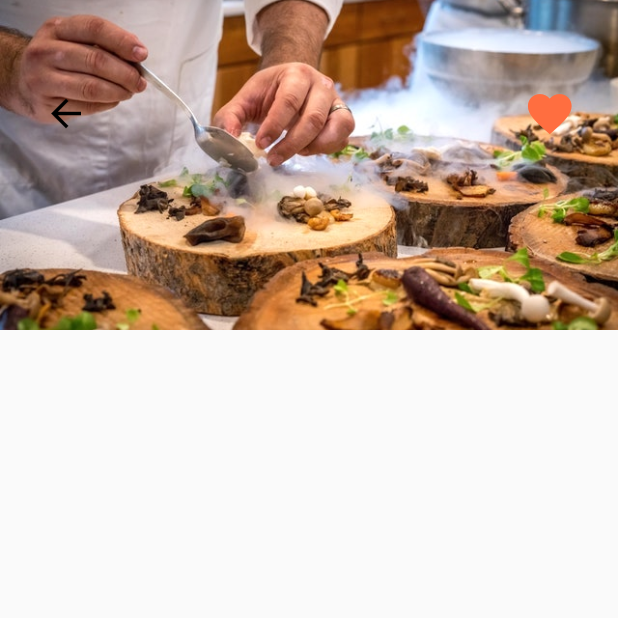
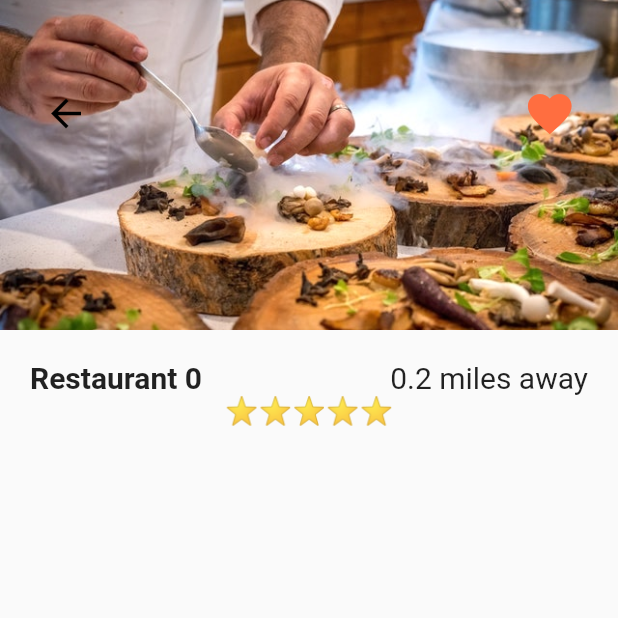
Before and after one commit to PauloSTDev/food_delivery_UI, a Flutter app: the screen it shows after launch, after a tap on "Restaurant 0", on a phone screen of 412 x 824 dp, the top half of it. Run offline on Flutter 3.47's test engine with Material 2 defaults, Android fonts, the phone set to English and light mode, and no system bars.

Commit message:
Adiciona animação na imagem, apresenta o restaurante, miles away e ratings

```diff
--- a/lib/screens/home_screen.dart
+++ b/lib/screens/home_screen.dart
@@ -38,13 +38,16 @@ class _HomeScreenState extends State<HomeScreen> {
               ),
               child: Row(
                 children: <Widget>[
-                  ClipRRect(
+                  Hero(
+                    tag: restaurant.imageUrl,
+                    child: ClipRRect(
                       borderRadius: BorderRadius.circular(15.0),
                       child: Image(
                         height: 150.0,
                         width: 150.0,
                         image: AssetImage(restaurant.imageUrl),
                         fit: BoxFit.cover,
+                      ),
                     ),
                   ),
                   Expanded(
--- a/lib/screens/restaurant_screen.dart
+++ b/lib/screens/restaurant_screen.dart
@@ -1,5 +1,6 @@
 import 'package:flutter/material.dart';
 import 'package:flutter_food_delivery_ui/models/restaurant.dart';
+import 'package:flutter_food_delivery_ui/widgets/rating_stars.dart';
 
 class RestaurantScreen extends StatefulWidget {
   final Restaurant restaurant;
@@ -18,15 +19,17 @@ class _RestaurantScreenState extends State<RestaurantScreen> {
         children: <Widget>[
           Stack(
             children: <Widget>[
-              Image(
-                height: 220.0,
-                width: MediaQuery
-                    .of(context)
-                    .size
-                    .width,
-                image: AssetImage(widget.restaurant.imageUrl),
-                fit: BoxFit.cover,
+              //Imagem e animação
+              Hero(
+                tag: widget.restaurant.imageUrl,
+                child: Image(
+                  height: 220.0,
+                  width: MediaQuery.of(context).size.width,
+                  image: AssetImage(widget.restaurant.imageUrl),
+                  fit: BoxFit.cover,
+                ),
               ),
+              //Botões na imagem, voltar e favoritar
               Padding(
                 padding: EdgeInsets.symmetric(horizontal: 20.0, vertical: 50.0),
                 child: Row(
@@ -49,6 +52,32 @@ class _RestaurantScreenState extends State<RestaurantScreen> {
               ),
             ],
           ),
+          Padding(
+            padding: EdgeInsets.all(20.0),
+            child: Column(
+              children: <Widget>[
+                Row(
+                  mainAxisAlignment: MainAxisAlignment.spaceBetween,
+                  children: <Widget>[
+                    Text(
+                      widget.restaurant.name,
+                      style: TextStyle(
+                        fontSize: 20.0,
+                        fontWeight: FontWeight.w600,
+                      ),
+                    ),
+                    Text(
+                      "0.2 miles away",
+                      style: TextStyle(
+                        fontSize: 20.0,
+                      ),
+                    ),
+                  ],
+                ),
+                RatingStars(widget.restaurant.rating),
+              ],
+            ),
+          ),
         ],
       ),
     );
```
Lines whose indentation alone changed are shown as unchanged.
